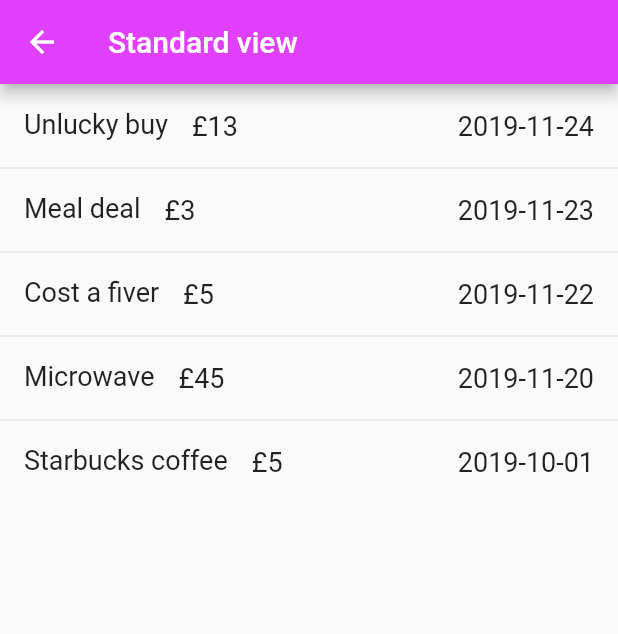
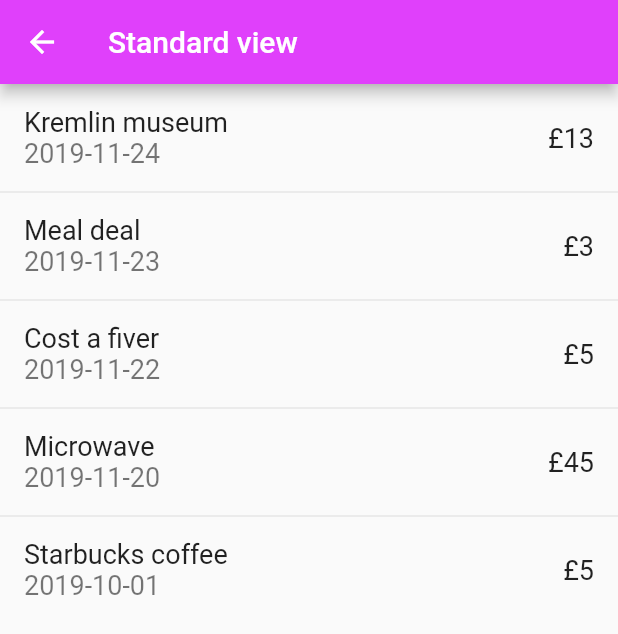
Before and after one commit to AimeeRedbond/bubel-ui, a Flutter app: the screen it shows after launch, after a tap on "Add a Photo", on a phone screen of 412 x 824 dp. Shown: the top 634 px of the screen. Run offline on Flutter 3.47's test engine with Material 2 defaults, Android fonts, the phone set to English and light mode, and no system bars.

Commit message:
Make transactions look good

```diff
--- a/bubble_bank/lib/main.dart
+++ b/bubble_bank/lib/main.dart
@@ -18,7 +18,7 @@ class MyApp extends StatelessWidget {
 class BankingState extends State<Banking> {
   final _settings = <String>['My account details', 'Set date and time', 'Swap current default'];
   var _transactions = <Map>[
-    { 'amount':13, 'date':"2019-11-24", "description":"Unlucky buy"},
+    { 'amount':13, 'date':"2019-11-24", "description":"Kremlin museum"},
     { 'amount':3, 'date':"2019-11-23", "description":"Meal deal"},
     { 'amount':5, 'date':"2019-11-22", "description":"Cost a fiver"},
     { 'amount':45, 'date':"2019-11-20", "description":"Microwave"},
@@ -88,16 +88,16 @@ class BankingState extends State<Banking> {
           final Iterable<ListTile> tiles = _transactions.map(
                 (Map transaction) {
               return ListTile(
-                leading: Text(
+                title: Text(
                   transaction["description"],
                   style: _biggerFont,
                 ),
-                title: Text(
-                  "£" + transaction["amount"].toString(),
+                subtitle: Text(
+                  transaction["date"],
                   style: _biggerFont,
                 ),
                 trailing: Text(
-                  transaction["date"],
+                  "£" + transaction["amount"].toString(),
                   style: _biggerFont,
                 ),
               );
```
